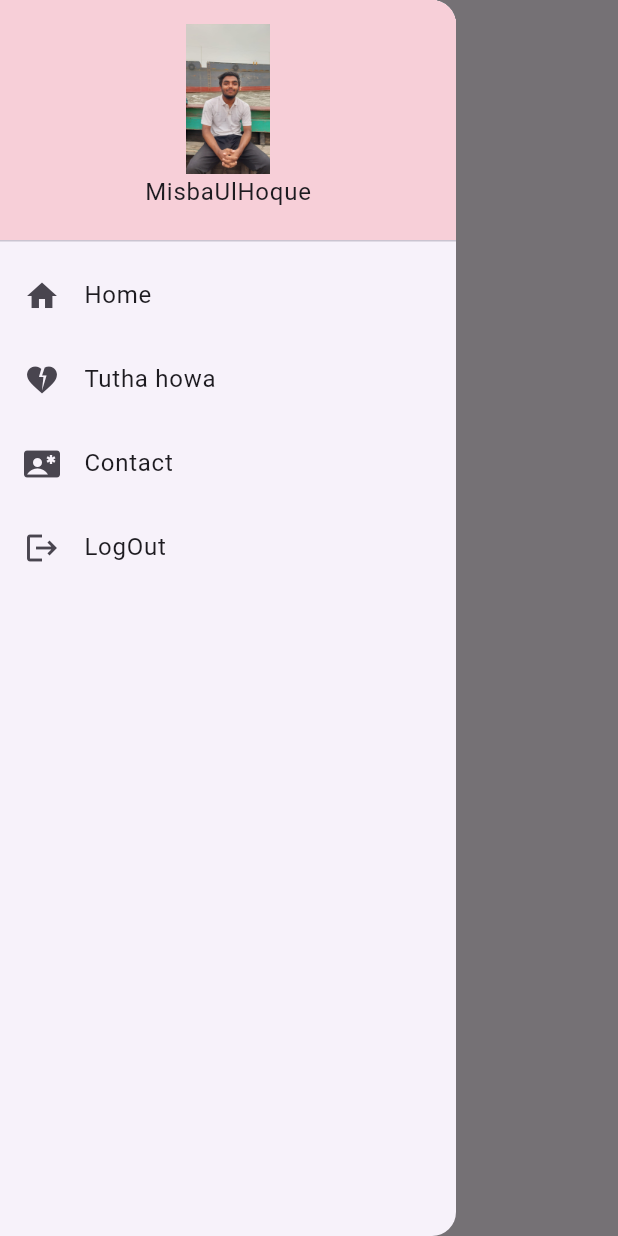
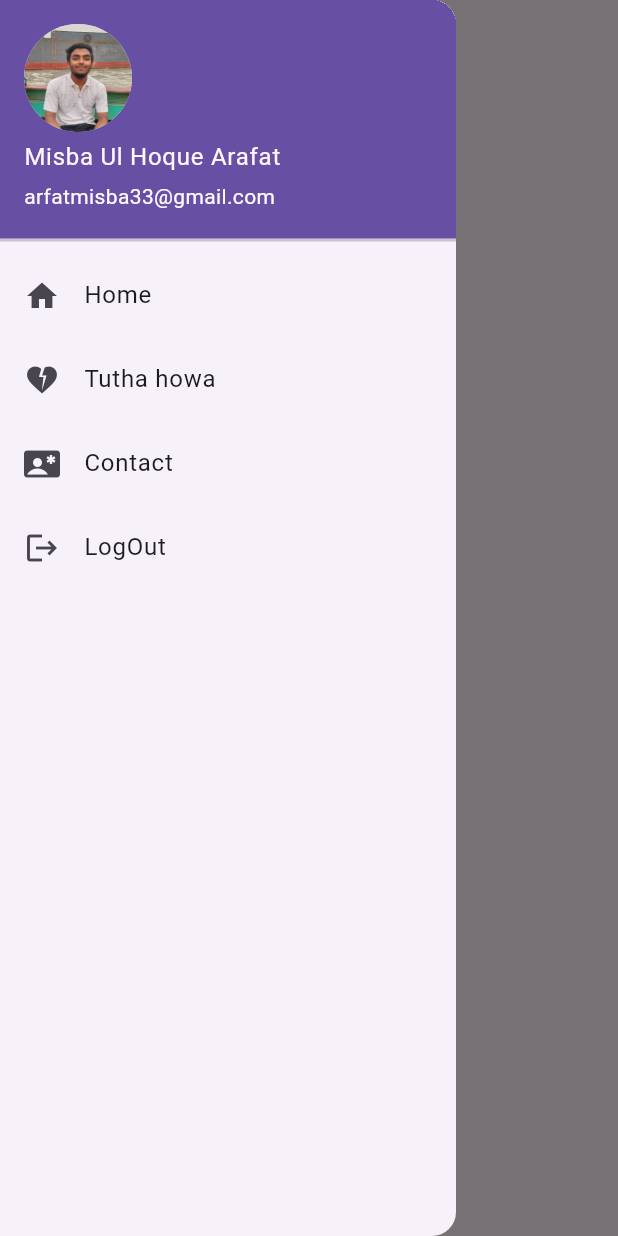
Before and after one commit to arafatmisbawebdeveloper/flutter_1st_try, a Flutter app: the Drawerguide screen opened directly, with the side drawer open, on a phone screen of 412 x 824 dp. Run offline on Flutter 3.47's test engine with Material 3 defaults, Android fonts, the phone set to English and light mode, and no system bars.

Commit message:
just drawer updated

```diff
--- a/lib/class8_to_12/DrawerGuide/drawerguide.dart
+++ b/lib/class8_to_12/DrawerGuide/drawerguide.dart
@@ -13,22 +13,33 @@ class Drawerguide extends StatelessWidget {
         child: ListView(
           children: [
             DrawerHeader(
-                decoration: const BoxDecoration(
-                    color: Color.fromARGB(255, 247, 207, 216)),
-                child: Column(
-                  children: [
-                    ClipRRect(
-                      //borderRadius: BorderRadius.circular(100),
-                      child: Image.asset(
-                        "assets/images/Karna.jpg",
-                        height: 100,
-                        width: 400,
-                        alignment: Alignment.center,
-                      ),
-                    ),
-                    const Text('MisbaUlHoque')
-                  ],
-                )),
+              // decoration: const BoxDecoration(
+              //     color: Color.fromARGB(255, 247, 207, 216)),
+              // child: Column(
+              //   children: [
+              //     ClipRRect(
+              //       //borderRadius: BorderRadius.zero,
+              //       child: Image.asset(
+              //         "assets/images/Karna.jpg",
+              //         height: 100,
+              //         width: 400,
+              //         alignment: Alignment.center,
+              //       ),
+              //     ),
+              //     const Text('MisbaUlHoque')
+              //   ],
+              // ),
+
+              padding: EdgeInsets.zero,
+              child: UserAccountsDrawerHeader(
+                margin: EdgeInsets.zero,
+                accountName: Text("Misba Ul Hoque Arafat"),
+                accountEmail: Text("arfatmisba33@gmail.com"),
+                currentAccountPicture: CircleAvatar(
+                  backgroundImage: AssetImage("assets/images/Karna.jpg"),
+                ),
+              ),
+            ),
             Column(
               children: [
                 const ListTile(
--- a/lib/cylindar_Project/logIn.dart
+++ b/lib/cylindar_Project/logIn.dart
@@ -1,8 +1,13 @@
 import 'package:flutter/material.dart';
 
-class LoginPage extends StatelessWidget {
+class LoginPage extends StatefulWidget {
   const LoginPage({super.key});
 
+  @override
+  State<LoginPage> createState() => _LoginPageState();
+}
+
+class _LoginPageState extends State<LoginPage> {
   @override
   Widget build(BuildContext context) {
     return Scaffold(
@@ -12,7 +17,6 @@ class LoginPage extends StatelessWidget {
       body: Center(
         child: Padding(
           padding: const EdgeInsets.all(20.0),
-          child: SingleChildScrollView(
           child: Column(
             children: [
               Image.asset(
@@ -64,7 +68,6 @@ class LoginPage extends StatelessWidget {
           ),
         ),
       ),
-      ),
     );
   }
 }
```
Lines whose indentation alone changed are shown as unchanged.
